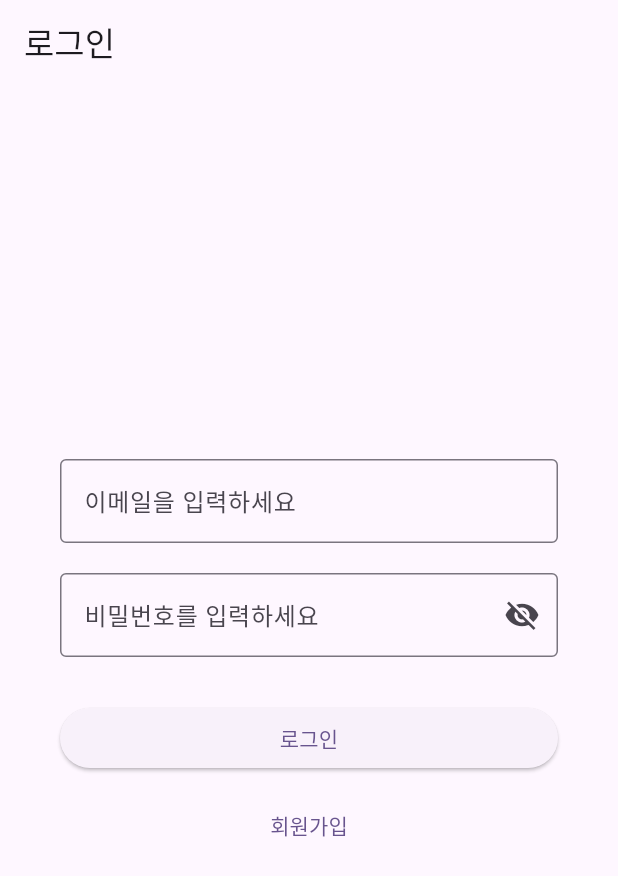
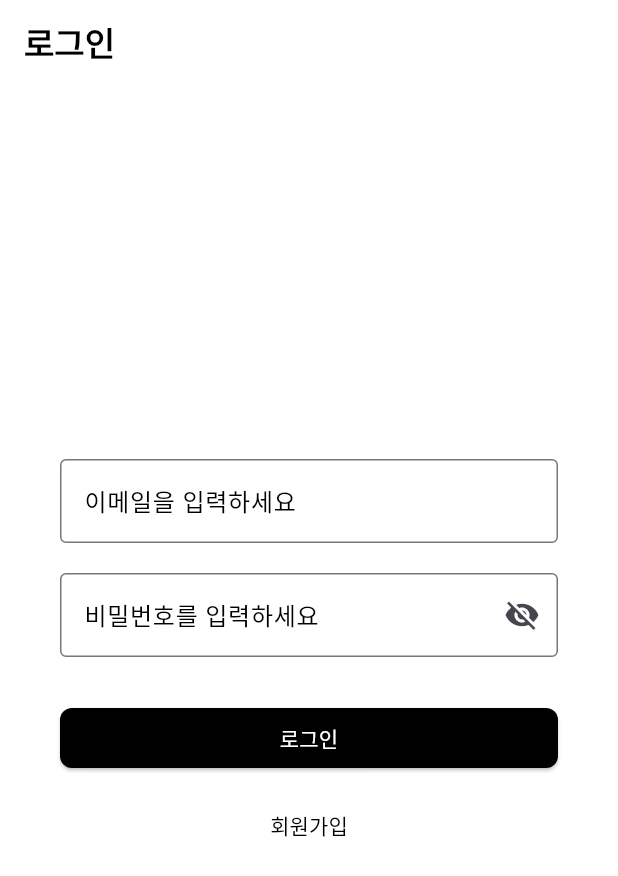
Before and after one commit to PaEmotion/PaEmotion_FE, a Flutter app: the screen it shows after launch, on a phone screen of 412 x 824 dp. Shown: the top 876 px of the screen. Run offline on Flutter 3.47's test engine with Material 3 defaults, Android fonts, the phone set to English and light mode, and no system bars; our stand-ins replace firebase_auth, firebase_core; accounts and stored records are empty.

Commit message:
[Feat]홈화면

```diff
--- a/lib/main.dart
+++ b/lib/main.dart
@@ -3,7 +3,9 @@ import 'package:firebase_core/firebase_core.dart';
 import 'package:flutter/material.dart';
 import 'screens/login_screen.dart';
 import 'firebase_options.dart';
-import 'screens/splash_screen.dart';  // 이 파일을 따로 만들어야 함 (아래 참고)
+import 'screens/splash_screen.dart';
+import 'package:firebase_auth/firebase_auth.dart';
+import 'screens/home_screen.dart';
 
 
 void main() async {
@@ -18,13 +20,59 @@ class MyApp extends StatelessWidget {
   @override
   Widget build(BuildContext context) {
     return MaterialApp(
-      title: '감정소비 트래커',
+      title: 'PaEmotion',
       debugShowCheckedModeBanner: false,
       theme: ThemeData(
-        colorScheme: ColorScheme.fromSeed(seedColor: Colors.deepPurple),
+        brightness: Brightness.light,
+        scaffoldBackgroundColor: Colors.white,
+        primaryColor: Colors.black,
+        appBarTheme: const AppBarTheme(
+          backgroundColor: Colors.white,
+          foregroundColor: Colors.black,
+          elevation: 0,
+        ),
+        textTheme: const TextTheme(
+          bodyLarge: TextStyle(color: Colors.black),
+          bodyMedium: TextStyle(color: Colors.black87),
+          titleLarge: TextStyle(color: Colors.black, fontWeight: FontWeight.bold),
+        ),
+        inputDecorationTheme: const InputDecorationTheme(
+          border: OutlineInputBorder(),
+          labelStyle: TextStyle(color: Colors.black),
+          focusedBorder: OutlineInputBorder(
+            borderSide: BorderSide(color: Colors.black),
+          ),
+        ),
+        elevatedButtonTheme: ElevatedButtonThemeData(
+          style: ElevatedButton.styleFrom(
+            backgroundColor: Colors.black,
+            foregroundColor: Colors.white,
+            shape: RoundedRectangleBorder(
+              borderRadius: BorderRadius.circular(8),
+            ),
+          ),
+        ),
+        textButtonTheme: TextButtonThemeData(
+          style: TextButton.styleFrom(
+            foregroundColor: Colors.black,
+          ),
+        ),
         useMaterial3: true,
       ),
-      home: const SplashScreen(),  // 여기서 SplashScreen 호출
+      home: StreamBuilder<User?>(
+        stream: FirebaseAuth.instance.authStateChanges(),
+        builder: (context, snapshot) {
+          if (snapshot.connectionState == ConnectionState.waiting) {
+            return const Center(child: CircularProgressIndicator());
+          }
+
+          if (snapshot.hasData) {
+            return const HomeScreen(); // 이미 로그인됨
+          } else {
+            return const LoginScreen(); // 로그인 안됨
+          }
+        },
+      ),
     );
   }
 }
--- a/lib/screens/home_screen.dart
+++ b/lib/screens/home_screen.dart
@@ -1,4 +1,6 @@
 import 'package:flutter/material.dart';
+import 'package:firebase_auth/firebase_auth.dart';
+import 'login_screen.dart';
 
 class HomeScreen extends StatelessWidget {
   const HomeScreen({super.key});
@@ -6,9 +8,28 @@ class HomeScreen extends StatelessWidget {
   @override
   Widget build(BuildContext context) {
     return Scaffold(
-      appBar: AppBar(title: const Text('홈 화면')),
+      appBar: AppBar(
+        title: const Text('PaEmotion'),
+        actions: [
+          IconButton(
+            icon: const Icon(Icons.logout),
+            onPressed: () async {
+              // 로그아웃 처리
+              await FirebaseAuth.instance.signOut();
+              Navigator.pushReplacement(
+                context,
+                MaterialPageRoute(builder: (context) => const LoginScreen()),
+              );
+            },
+          )
+        ],
+      ),
       body: const Center(
-        child: Text('홈 화면 구현 예정'),
+        child: Text(
+          '홈 화면입니다.',
+          textAlign: TextAlign.center,
+          style: TextStyle(fontSize: 24),
+        ),
       ),
     );
   }
```
